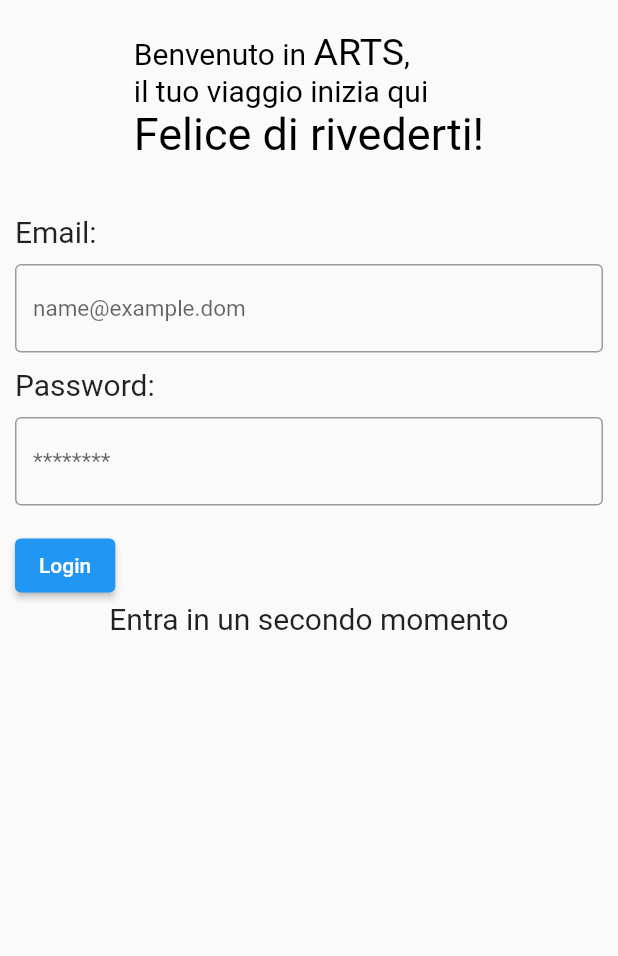
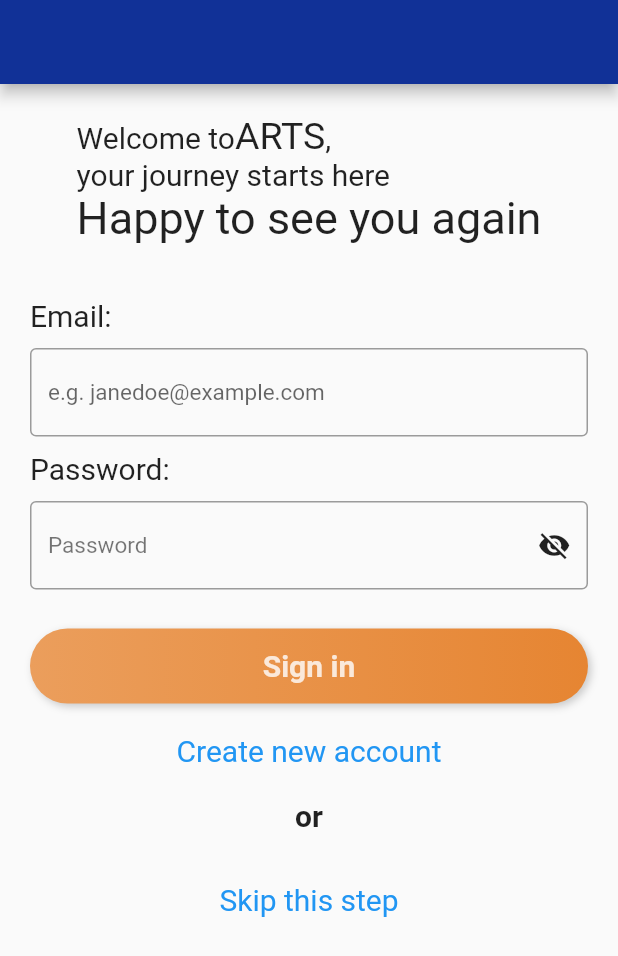
Before and after one commit to GaetanoRuggiero/EMAD2022_23-09, a Flutter app: the screen it shows after launch, on a phone screen of 412 x 824 dp. Shown: the top 956 px of the screen. Run offline on Flutter 3.47's test engine with Material 2 defaults, Android fonts, the phone set to English and light mode, and no system bars; our stand-ins replace camera, font_awesome_flutter, google_maps_flutter, ionicons, shared_preferences; generated files the repository leaves out were written again; Roboto replaces fonts that are missing (DaVinci).

Commit message:
Added Registration ui, Updated Login & Profile ui, Updated translation.

```diff
--- a/arts/lib/l10n/app_en.arb
+++ b/arts/lib/l10n/app_en.arb
@@ -1,4 +1,6 @@
 {
+  "appName": "ARTS",
+
   "collectionTitle": "Collection",
   "visitedTabTitle": "Visited",
   "toVisitTabTitle": "To Visit",
@@ -32,5 +34,27 @@
   "info": "Info",
   "infoAndRecognitions": "Info and recognitions",
 
-  "selectLanguage": "Choose the language"
+  "selectLanguage": "Choose the language",
+
+  "welcomeReg": "Sign in to unlock all functionalities",
+  "name": "Name",
+  "mandatoryField": "Mandatory field",
+  "surname": "Surname",
+  "email": "Email",
+  "password": "Password",
+  "passConf": "Confirm password",
+  "signUp": "Sign up",
+  "haveAnAcc": "Already have an account?",
+  "clickH": "Click here",
+
+  "welcomeLog": "Welcome to",
+  "welcomeLog1": "your journey starts here",
+  "welcomeLog2": "Happy to see you again",
+  "notHaveAnAcc": "Create new account",
+  "or": "or",
+  "logLater": "Skip this step",
+  "emailExm": "e.g. janedoe@example.com",
+  "missingEmail": "Enter your email!",
+  "missingPsw": "Enter your password!",
+  "login": "Sign in"
 }
--- a/arts/lib/ui/login.dart
+++ b/arts/lib/ui/login.dart
@@ -1,5 +1,9 @@
 import 'package:arts/ui/homepage.dart';
+import 'package:arts/ui/registration.dart';
+import 'package:arts/ui/styles.dart';
+import 'package:flutter/gestures.dart';
 import 'package:flutter/material.dart';
+import 'package:flutter_gen/gen_l10n/app_localizations.dart';
 
 class LoginScreen extends StatefulWidget {
   const LoginScreen({Key? key}) : super(key: key);
@@ -9,44 +13,80 @@ class LoginScreen extends StatefulWidget {
 }
 
 class _LoginScreenState extends State<LoginScreen> {
-  //const Text("")
+
   @override
   Widget build(BuildContext context) {
-    return Scaffold(
-        body: Column(children: [
+    return GestureDetector(
+      onTap: () {
+        FocusScope.of(context).unfocus();
+      },
+      child: Scaffold(
+          appBar: AppBar(),
+          body: SingleChildScrollView(
+            child: Column(children: [
               Container(
                   margin: const EdgeInsets.fromLTRB(5, 20, 5, 20),
                   child: RichText(
-            text: const TextSpan(
-              style: TextStyle(fontSize: 20, color: Colors.black),
+                    text: TextSpan(
+                      style: TextStyle(
+                          fontSize: 20,
+                          color: Theme.of(context).textTheme.bodyText1?.color),
                       children: <TextSpan>[
                         TextSpan(
-                  text: "Benvenuto in ",
+                          text: AppLocalizations.of(context)!.welcomeLog,
                         ),
                         TextSpan(
-                  text: "ARTS",
-                  style: TextStyle(fontFamily: "DaVinci", fontSize: 25),
+                          text: AppLocalizations.of(context)!.appName,
+                          style: const TextStyle(fontFamily: "DaVinci", fontSize: 25),
                         ),
                         TextSpan(
-                  text: ", \nil tuo viaggio inizia qui\n",
+                          text: ", \n${AppLocalizations.of(context)!.welcomeLog1}\n",
                         ),
                         TextSpan(
-                    text: "Felice di rivederti!",
-                    style: TextStyle(fontSize: 30))
+                            text: AppLocalizations.of(context)!.welcomeLog2,
+                            style: const TextStyle(fontSize: 30))
                       ],
                     ),
                   )),
               const LoginForm(),
-      InkWell(
-          onTap: () {
+              Container(
+                padding: const EdgeInsets.all(10),
+                child: RichText(
+                    text: TextSpan(children: [
+                  TextSpan(
+                      text: AppLocalizations.of(context)!.notHaveAnAcc,
+                      style: const TextStyle(color: Colors.blue, fontSize: 20),
+                      recognizer: TapGestureRecognizer()
+                        ..onTap = () {
                           Navigator.pushReplacement(
                               context,
-              MaterialPageRoute(builder: (context) => const HomePage()),
+                              MaterialPageRoute(
+                                  builder: (context) => const RegisterPage()));
+                        })
+                ])),
+              ),
+              Container(
+                padding: const EdgeInsets.all(10),
+                child: Text("${AppLocalizations.of(context)!.or}\n",
+                    textAlign: TextAlign.center,
+                    style: const TextStyle(fontSize: 20, fontWeight: FontWeight.bold)),
+              ),
+              RichText(
+                  text: TextSpan(
+                      text: AppLocalizations.of(context)!.logLater,
+                      style: const TextStyle(
+                          fontSize: 20,
+                          color: Colors.blue),
+                      recognizer: TapGestureRecognizer()
+                        ..onTap = () {
+                          Navigator.pushReplacement(
+                              context,
+                              MaterialPageRoute(
+                                  builder: (context) => const HomePage()));
+                        }))
+            ]),
+          )),
     );
-          },
-          child: const Text("Entra in un secondo momento",
-              style: TextStyle(fontSize: 20))),
-    ]));
   }
 }
 
@@ -61,6 +101,7 @@ class LoginForm extends StatefulWidget {
 
 class _LoginFormState extends State<LoginForm> {
   final _formKey = GlobalKey<FormState>();
+  bool isPasswordVisible = false;
 
   @override
   Widget build(BuildContext context) {
@@ -70,39 +111,63 @@ class _LoginFormState extends State<LoginForm> {
         crossAxisAlignment: CrossAxisAlignment.start,
         children: [
           Padding(
-            padding: const EdgeInsets.symmetric(horizontal: 10, vertical: 16),
+            padding: const EdgeInsets.symmetric(horizontal: 20, vertical: 16),
             child: Column(
               children: [
                 Container(
                     alignment: Alignment.centerLeft,
                     margin: const EdgeInsets.only(bottom: 10),
                     child:
-                        const Text("Email: ", style: TextStyle(fontSize: 20))),
+                         Text("${AppLocalizations.of(context)!.email}: ", style: const TextStyle(fontSize: 20))),
                 TextFormField(
-                  decoration: const InputDecoration(
-                      border: OutlineInputBorder(),
-                      hintText: "name@example.dom",
-                      hintStyle: TextStyle(fontSize: 15)),
+                    decoration: InputDecoration(
+                        border: const OutlineInputBorder(),
+                        hintText: AppLocalizations.of(context)!.emailExm,
+                        hintStyle: const TextStyle(fontSize: 15)),
                     validator: (value) {
                       if (value == null || value.isEmpty) {
-                      return 'Inserisci la tua email!';
+                        return AppLocalizations.of(context)!.mandatoryField;
                       }
                       return null;
-                  },
-                ),
+                    }),
                 Container(
                     alignment: Alignment.centerLeft,
                     margin: const EdgeInsets.only(bottom: 10, top: 10),
-                    child: const Text("Password: ",
-                        style: TextStyle(fontSize: 20))),
+                    child: Text("${AppLocalizations.of(context)!.password}: ",
+                        style: const TextStyle(fontSize: 20))),
                 TextFormField(
-                  decoration: const InputDecoration(
-                      border: OutlineInputBorder(),
-                      hintText: "********",
-                      hintStyle: TextStyle(fontSize: 15)),
+                  obscureText: isPasswordVisible ? false : true,
+                  decoration: InputDecoration(
+                      suffixIconConstraints: const BoxConstraints(
+                          minWidth: 45, maxWidth: 46),
+                      suffixIcon: GestureDetector(
+                        onTap: () {
+                          setState(() {
+                            isPasswordVisible = !isPasswordVisible;
+                          });
+                        },
+                        child: Icon(
+                          isPasswordVisible
+                              ? Icons.visibility
+                              : Icons.visibility_off,
+                          color: Theme.of(context)
+                              .textTheme
+                              .bodyText1
+                              ?.color,
+                          size: 22,
+                        ),
+                      ),
+                      border: const OutlineInputBorder(),
+                      hintText: AppLocalizations.of(context)!.password,
+                      hintStyle: TextStyle(
+                          color: Theme.of(context)
+                              .textTheme
+                              .headline1
+                              ?.color,
+                          fontSize: 15)),
                   validator: (value) {
                     if (value == null || value.isEmpty) {
-                      return 'Inserisci la tua password';
+                      return AppLocalizations.of(context)!.mandatoryField;
                     }
                     return null;
                   },
@@ -110,10 +175,8 @@ class _LoginFormState extends State<LoginForm> {
               ],
             ),
           ),
-          Padding(
-            padding: const EdgeInsets.symmetric(horizontal: 10),
-            child: ElevatedButton(
-              onPressed: () {
+          GestureDetector(
+            onTap: () {
               // Validate returns true if the form is valid, or false otherwise.
               if (_formKey.currentState!.validate()) {
                 // If the form is valid, display a snackbar. In the real world,
@@ -123,7 +186,27 @@ class _LoginFormState extends State<LoginForm> {
                 );
               }
             },
-              child: const Text('Login'),
+            child: Container(
+              height: 50,
+              width: double.infinity,
+              margin:
+              const EdgeInsets.symmetric(vertical: 10, horizontal: 20),
+              alignment: Alignment.center,
+              decoration: BoxDecoration(
+                  boxShadow: [
+                    BoxShadow(
+                        blurRadius: 4,
+                        color: Colors.black12.withOpacity(.2),
+                        offset: const Offset(2, 2))
+                  ],
+                  borderRadius: BorderRadius.circular(100),
+                  gradient: const LinearGradient(
+                      colors: [lightOrange, darkOrange])),
+              child: Text(AppLocalizations.of(context)!.login,
+                  style: TextStyle(
+                      color: Colors.white.withOpacity(.8),
+                      fontSize: 20,
+                      fontWeight: FontWeight.bold)),
             ),
           ),
         ],
```
Also changed, not shown: arts/lib/l10n/app_it.arb (+25 -1 lines), arts/lib/ui/profile.dart (+65 -33 lines), arts/lib/ui/registration.dart (added, +310 -0 lines). Lines whose indentation alone changed are shown as unchanged.
